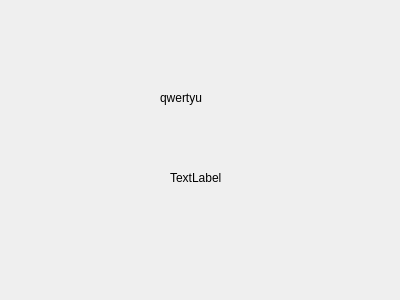
Before: the Qt Designer form ui/todoremind.ui in Younger-Chan/everyday, drawn with Qt 5.
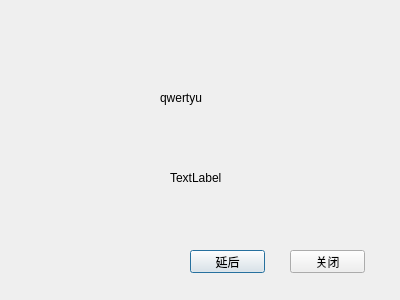
After: the same form once the commit is applied.

Commit message: 优化弹窗

```diff
--- a/ui/todoremind.ui
+++ b/ui/todoremind.ui
@@ -39,6 +39,32 @@
     <string>TextLabel</string>
    </property>
   </widget>
+  <widget class="QPushButton" name="pb_delay">
+   <property name="geometry">
+    <rect>
+     <x>190</x>
+     <y>250</y>
+     <width>75</width>
+     <height>23</height>
+    </rect>
+   </property>
+   <property name="text">
+    <string>延后</string>
+   </property>
+  </widget>
+  <widget class="QPushButton" name="pb_close">
+   <property name="geometry">
+    <rect>
+     <x>290</x>
+     <y>250</y>
+     <width>75</width>
+     <height>23</height>
+    </rect>
+   </property>
+   <property name="text">
+    <string>关闭</string>
+   </property>
+  </widget>
  </widget>
  <resources/>
  <connections/>
```
The commit also changes 2 other files.
